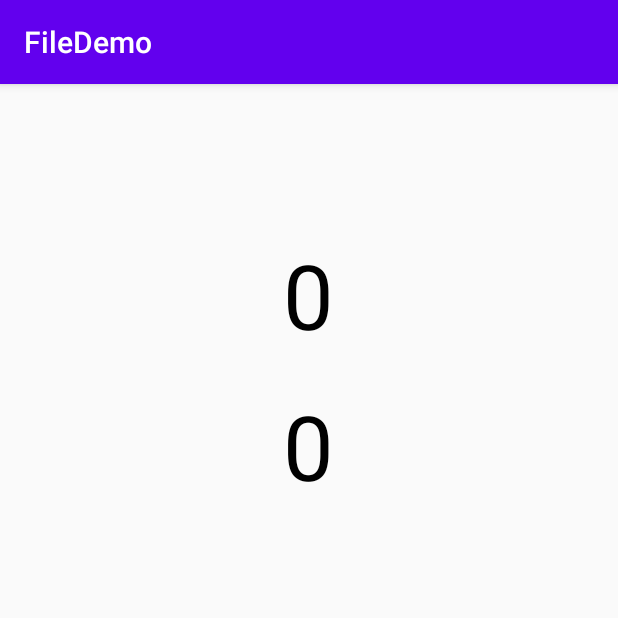
After one commit to gitmohx/FileDemo, an Android app: the KeyCodeCount screen opened directly, with no data from a screen before it, on a phone screen of 412 x 824 dp, the top half of it. The commit adds this screen. Run offline under Robolectric (Android 15) with nearby library versions, the phone set to English and light mode, and no system bars.

Commit message:
添加按键点击次数统计demo

```diff
--- /dev/null
+++ b/app/src/main/java/com/idata/filedemo/KeyCodeCount.java
@@ -0,0 +1,70 @@
+package com.idata.filedemo;
+
+import android.content.BroadcastReceiver;
+import android.content.Context;
+import android.content.Intent;
+import android.content.IntentFilter;
+import android.os.Bundle;
+import android.util.Log;
+import android.widget.TextView;
+
+import androidx.annotation.Nullable;
+import androidx.appcompat.app.AppCompatActivity;
+
+public class KeyCodeCount extends AppCompatActivity {
+    private TextView tvCount1;
+    private TextView tvCount2;
+    @Override
+    protected void onCreate(@Nullable Bundle savedInstanceState) {
+        super.onCreate(savedInstanceState);
+        setContentView(R.layout.keycode_layout);
+
+        tvCount1 = findViewById(R.id.tv_count1);
+        tvCount2 = findViewById(R.id.tv_count2);
+        IntentFilter filter = new IntentFilter();
+        filter.addAction("com.idata.keycode_count");
+        this.registerReceiver(mBroadcast,filter);
+    }
+
+    private BroadcastReceiver mBroadcast = new BroadcastReceiver() {
+        @Override
+        public void onReceive(Context context, Intent intent) {
+            String keyCode = intent.getStringExtra("keyCode");
+            if(intent.getAction().equals("com.idata.keycode_count")){
+                if(keyCode.equals("189")){
+                    makeCount(keyCode);
+                }else if(keyCode.equals("188")){
+                    makeCount("188");
+                }
+            }
+        }
+    };
+    @Override
+    protected void onResume() {
+        super.onResume();
+    }
+    private void makeCount(String keycode) {
+        int num = SharedPreferencesUtils.getIntPref(KeyCodeCount.this, keycode, keycode);
+        int sum = 0;
+        if (num != 0) {
+            sum = num;
+        }
+        sum++;
+        if(sum > 10000){
+            sum = 0;
+            SharedPreferencesUtils.setIntPref(KeyCodeCount.this, keycode, keycode, 0);
+        }
+        SharedPreferencesUtils.setIntPref(KeyCodeCount.this, keycode, keycode, sum);
+        if(keycode.equals("188")  && keycode != null){
+            tvCount1.setText(String.valueOf(sum));
+        }else if(keycode.equals("189")  && keycode != null){
+            tvCount2.setText(String.valueOf(sum));
+        }
+    }
+
+    @Override
+    protected void onDestroy() {
+        super.onDestroy();
+        unregisterReceiver(mBroadcast);
+    }
+}
--- /dev/null
+++ b/app/src/main/res/layout/keycode_layout.xml
@@ -0,0 +1,24 @@
+<?xml version="1.0" encoding="utf-8"?>
+<LinearLayout xmlns:android="http://schemas.android.com/apk/res/android"
+    android:layout_width="match_parent"
+    android:layout_height="match_parent"
+    android:orientation="vertical">
+    <TextView
+        android:id="@+id/tv_count1"
+        android:layout_width="wrap_content"
+        android:layout_height="wrap_content"
+        android:textSize="60dp"
+        android:layout_marginTop="100dp"
+        android:text="0"
+        android:layout_gravity="center_horizontal"
+        android:textColor="#000"/>
+    <TextView
+        android:id="@+id/tv_count2"
+        android:layout_width="wrap_content"
+        android:layout_height="wrap_content"
+        android:textSize="60dp"
+        android:layout_marginTop="20dp"
+        android:text="0"
+        android:layout_gravity="center_horizontal"
+        android:textColor="#000"/>
+</LinearLayout>
--- a/app/src/main/res/values/strings.xml
+++ b/app/src/main/res/values/strings.xml
@@ -1,3 +1,4 @@
 <resources>
     <string name="app_name">FileDemo</string>
+    <string name="title_activity_settings">FileDemo</string>
 </resources>
```
Also changed, not shown: app/src/main/AndroidManifest.xml (+3 -5 lines), app/src/main/java/com/idata/filedemo/MainActivity.java (+12 -0 lines), app/src/main/java/com/idata/filedemo/SharedPreferencesUtils.java (added, +83 -0 lines).
